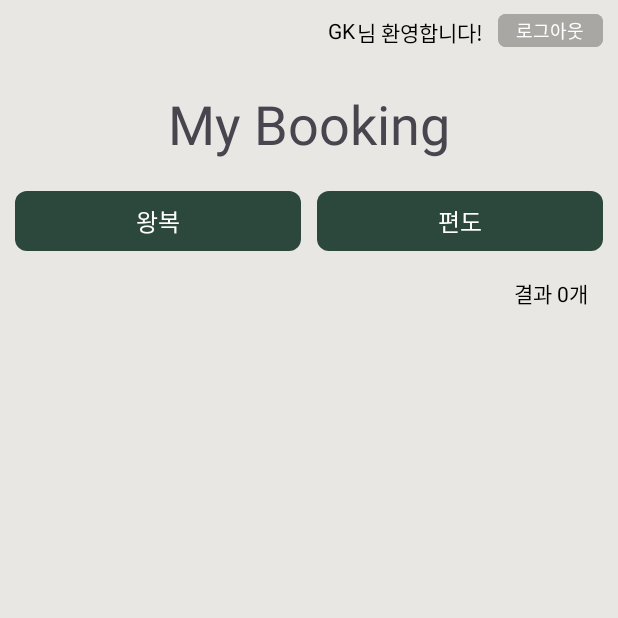
After one commit to 0xGK/SkyPlanner, an Android app: the MyPageActivity screen opened directly, with no data from a screen before it, on a phone screen of 412 x 824 dp, the top half of it. The commit adds this screen. Run offline under Robolectric (Android 15) with nearby library versions, the phone set to English and light mode, and no system bars.

Commit message:
fix: Add mypage

```diff
--- a/app/src/main/AndroidManifest.xml
+++ b/app/src/main/AndroidManifest.xml
@@ -14,6 +14,9 @@
         android:supportsRtl="true"
         android:theme="@style/Theme.SkyPlanner"
         tools:targetApi="31">
+        <activity
+            android:name=".MyPageActivity"
+            android:exported="false" />
         <activity
             android:name=".SignUpActivity"
             android:exported="false" />
--- a/app/src/main/java/edu/skku/map/skyplanner/MainActivity.kt
+++ b/app/src/main/java/edu/skku/map/skyplanner/MainActivity.kt
@@ -66,6 +66,7 @@ class MainActivity : AppCompatActivity() {
         val btnRoundTrip = findViewById<Button>(R.id.btnRoundTrip)
         val btnOneWay = findViewById<Button>(R.id.btnOneWay)
         val btnSearch = findViewById<Button>(R.id.btnSearch)
+        val btnMyPage = findViewById<Button>(R.id.btnMyPage)
         val editTextDepartureLocation = findViewById<AutoCompleteTextView>(R.id.editTextDepartureLocation)
         val editTextArrivalLocation = findViewById<AutoCompleteTextView>(R.id.editTextArrivalLocation)
         val editTextDepartureDate  = findViewById<EditText>(R.id.editTextDepartureDate)
@@ -202,6 +203,10 @@ class MainActivity : AppCompatActivity() {
             startActivity(intent)
             finish()
         }
+        btnMyPage.setOnClickListener {
+            val intent = Intent(this, MyPageActivity::class.java)
+            startActivity(intent)
+        }
     }
 
     override fun onDestroy() {
--- /dev/null
+++ b/app/src/main/java/edu/skku/map/skyplanner/MyPageActivity.kt
@@ -0,0 +1,20 @@
+package edu.skku.map.skyplanner
+
+import android.os.Bundle
+import androidx.activity.enableEdgeToEdge
+import androidx.appcompat.app.AppCompatActivity
+import androidx.core.view.ViewCompat
+import androidx.core.view.WindowInsetsCompat
+
+class MyPageActivity : AppCompatActivity() {
+    override fun onCreate(savedInstanceState: Bundle?) {
+        super.onCreate(savedInstanceState)
+        enableEdgeToEdge()
+        setContentView(R.layout.activity_my_page)
+        ViewCompat.setOnApplyWindowInsetsListener(findViewById(R.id.main)) { v, insets ->
+            val systemBars = insets.getInsets(WindowInsetsCompat.Type.systemBars())
+            v.setPadding(systemBars.left, systemBars.top, systemBars.right, systemBars.bottom)
+            insets
+        }
+    }
+}
--- a/app/src/main/res/layout/activity_main.xml
+++ b/app/src/main/res/layout/activity_main.xml
@@ -237,6 +237,22 @@
         app:layout_constraintTop_toBottomOf="@id/dateView"
         />
 
+
+    <Button
+        android:id="@+id/btnMyPage"
+        android:layout_width="wrap_content"
+        android:layout_height="wrap_content"
+        android:layout_marginTop="5dp"
+        android:layout_marginEnd="10dp"
+        android:text="마이페이지"
+        android:textColor="@color/white"
+        app:cornerRadius="8dp"
+        app:backgroundTint="@color/dark_green"
+        android:textSize="16dp"
+        app:layout_constraintEnd_toEndOf="parent"
+        app:layout_constraintBottom_toBottomOf="parent"
+        android:layout_marginBottom="30dp"
+        />
     <androidx.constraintlayout.widget.Guideline
         android:id="@+id/guideline"
         android:layout_width="wrap_content"
--- /dev/null
+++ b/app/src/main/res/layout/activity_my_page.xml
@@ -0,0 +1,149 @@
+<?xml version="1.0" encoding="utf-8"?>
+<androidx.constraintlayout.widget.ConstraintLayout xmlns:android="http://schemas.android.com/apk/res/android"
+    xmlns:app="http://schemas.android.com/apk/res-auto"
+    xmlns:tools="http://schemas.android.com/tools"
+    android:id="@+id/main"
+    android:layout_width="match_parent"
+    android:layout_height="match_parent"
+    android:background="@color/light_gray"
+    tools:context=".MyPageActivity">
+
+    <TextView
+        android:id="@+id/user_name"
+        android:layout_width="wrap_content"
+        android:layout_height="wrap_content"
+        android:text="GK"
+        android:textColor="@color/black"
+        app:layout_constraintEnd_toStartOf="@id/textView"
+        app:layout_constraintTop_toTopOf="@id/btn_logout"
+        android:layout_marginEnd="1dp"
+        android:layout_marginTop="5dp"
+
+        />
+    <TextView
+        android:id="@+id/textView"
+        android:layout_width="wrap_content"
+        android:layout_height="wrap_content"
+        android:text="님 환영합니다!"
+        android:textColor="@color/black"
+        app:layout_constraintEnd_toStartOf="@id/btn_logout"
+        app:layout_constraintTop_toTopOf="@id/btn_logout"
+        android:layout_marginEnd="10dp"
+        android:layout_marginTop="5dp"
+
+        />
+
+    <Button
+        android:id="@+id/btn_logout"
+        android:layout_width="70dp"
+        android:layout_height="30dp"
+        android:text="로그아웃"
+        android:backgroundTint="@color/dark_gray"
+        app:cornerRadius="5dp"
+        android:textColor="@color/white"
+        android:padding="0dp"
+        android:textSize="12dp"
+        app:layout_constraintTop_toTopOf="parent"
+        app:layout_constraintEnd_toEndOf="parent"
+        android:layout_marginTop="5dp"
+        android:layout_marginEnd="10dp"
+        />
+
+    <TextView
+        android:id="@+id/textResultCnt"
+        android:layout_width="wrap_content"
+        android:layout_height="wrap_content"
+        android:text="결과 0개"
+        android:textColor="@color/black"
+        android:layout_marginEnd="20dp"
+        app:layout_constraintBottom_toBottomOf="@id/guideline_list_3"
+        app:layout_constraintEnd_toEndOf="parent"
+
+        />
+
+    <TextView
+        android:id="@+id/scrollViewButtons"
+        android:layout_width="0dp"
+        android:layout_height="wrap_content"
+        app:layout_constraintTop_toTopOf="@id/guideline_list_1"
+        app:layout_constraintStart_toStartOf="parent"
+        app:layout_constraintEnd_toEndOf="parent"
+        android:layout_marginHorizontal="10dp"
+        android:text="My Booking"
+        android:textSize="36dp"
+        android:gravity="center"
+        />
+
+
+    <LinearLayout
+        android:layout_width="match_parent"
+        android:layout_height="wrap_content"
+        app:layout_constraintTop_toTopOf="@id/guideline_list_2"
+        android:orientation="horizontal"
+        android:gravity="center"
+        >
+    <Button
+        android:id="@+id/btnRoundTrip"
+        android:layout_width="0dp"
+        android:layout_height="wrap_content"
+        android:layout_weight="1"
+        android:layout_marginStart="10dp"
+        android:layout_marginEnd="5dp"
+        android:text="왕복"
+        android:textColor="@color/white"
+        app:cornerRadius="8dp"
+        app:backgroundTint="@color/dark_green"
+        android:textSize="16dp"
+        />
+
+    <Button
+        android:id="@+id/btnOneWay"
+        android:layout_width="0dp"
+        android:layout_height="wrap_content"
+        android:layout_weight="1"
+        android:layout_marginStart="5dp"
+        android:layout_marginEnd="10dp"
+        android:text="편도"
+        android:textColor="@color/white"
+        app:cornerRadius="8dp"
+        app:backgroundTint="@color/dark_green"
+        android:textSize="16dp"
+        />
+    </LinearLayout>
+
+
+    <ListView
+        android:id="@+id/listViewFlight"
+        android:layout_width="0dp"
+        android:layout_height="0dp"
+        app:layout_constraintStart_toStartOf="parent"
+        app:layout_constraintEnd_toEndOf="parent"
+        app:layout_constraintBottom_toBottomOf="parent"
+        app:layout_constraintTop_toBottomOf="@id/guideline_list_3"
+        android:divider="@color/dark_gray"
+        android:dividerHeight="1dp"
+        />
+
+    <androidx.constraintlayout.widget.Guideline
+        android:id="@+id/guideline_list_1"
+        android:layout_width="wrap_content"
+        android:layout_height="wrap_content"
+        android:orientation="horizontal"
+        app:layout_constraintGuide_percent="0.07"
+        />
+
+    <androidx.constraintlayout.widget.Guideline
+        android:id="@+id/guideline_list_2"
+        android:layout_width="wrap_content"
+        android:layout_height="wrap_content"
+        android:orientation="horizontal"
+        app:layout_constraintGuide_percent="0.15"
+        />
+    <androidx.constraintlayout.widget.Guideline
+        android:id="@+id/guideline_list_3"
+        android:layout_width="wrap_content"
+        android:layout_height="wrap_content"
+        android:orientation="horizontal"
+        app:layout_constraintGuide_percent="0.25"
+        />
+</androidx.constraintlayout.widget.ConstraintLayout>
```
